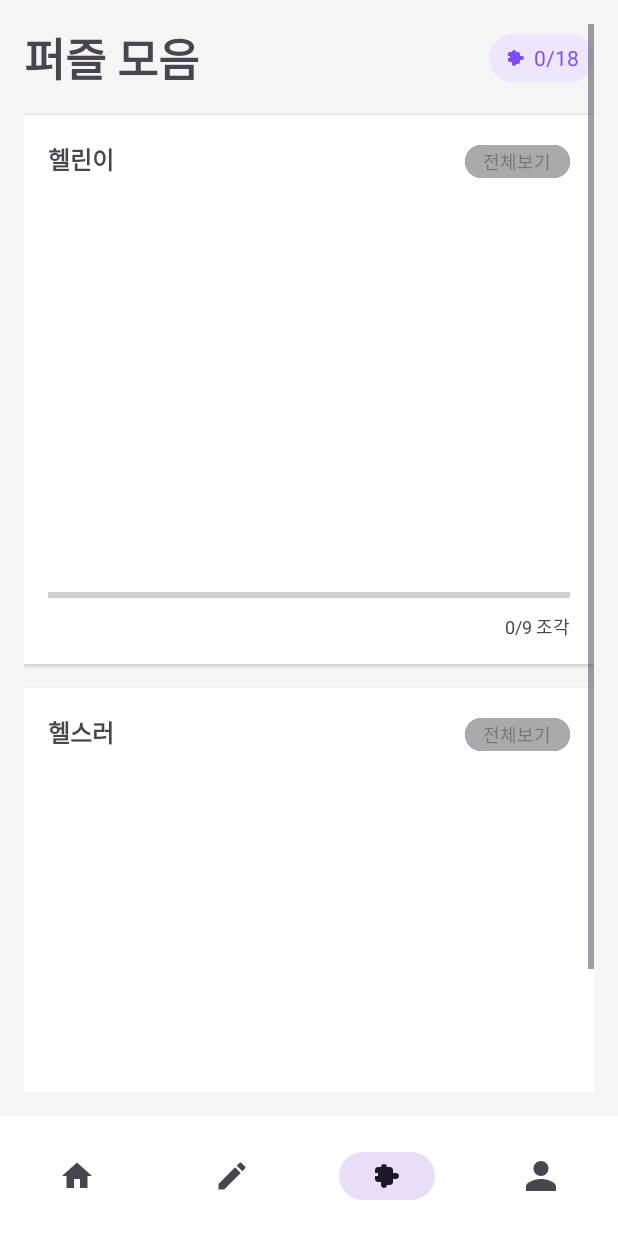
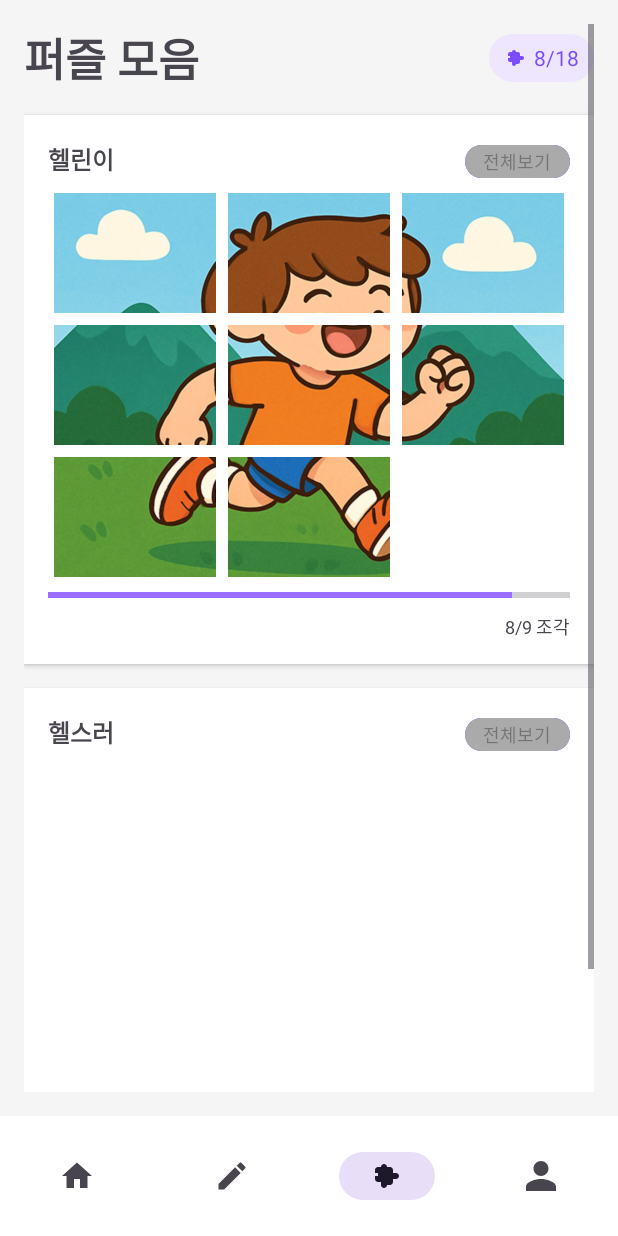
Before and after one commit to healthPuzzle/code, an Android app: the PuzzleActivity screen opened directly, with no data from a screen before it, on a phone screen of 412 x 824 dp. Run offline under Robolectric (Android 15) with nearby library versions, the phone set to English and light mode, and no system bars.

Commit message:
퍼즐 더미데이터 입력

```diff
--- a/app/src/main/java/com/example/healthpuzzle/PuzzleActivity.kt
+++ b/app/src/main/java/com/example/healthpuzzle/PuzzleActivity.kt
@@ -45,7 +45,17 @@ class PuzzleActivity : AppCompatActivity() {
         binding = ActivityPuzzleBinding.inflate(layoutInflater)
         setContentView(binding.root)
 
-        // ✅ SharedPreferences에서 수집된 퍼즐 불러오기
+        // 임시 더미 데이터
+        val dummyPrefs = getSharedPreferences("puzzle_data", MODE_PRIVATE)
+        val dummyEditor = dummyPrefs.edit()
+        val dummySet = mutableSetOf<String>()
+        for (i in 0 until 8) {
+            dummySet.add("헬린이-$i")
+        }
+        dummyEditor.putStringSet("collected_puzzles", dummySet)
+        dummyEditor.apply()
+
+        // SharedPreferences에서 수집된 퍼즐 불러오기
         val prefs = getSharedPreferences("puzzle_data", MODE_PRIVATE)
         val collectedSet = prefs.getStringSet("collected_puzzles", emptySet()) ?: emptySet()
 
@@ -56,7 +66,7 @@ class PuzzleActivity : AppCompatActivity() {
             val sectionView = findViewById<View>(section.sectionId)
             val sectionBinding = PuzzleSectionBinding.bind(sectionView)
 
-            // ✅ 해당 섹션에 수집된 퍼즐 필터링
+            // 해당 섹션에 수집된 퍼즐 필터링
             val acquiredList = collectedSet
                 .filter { it.startsWith(section.title) }
                 .map { it.split("-")[1].toInt() }
```
